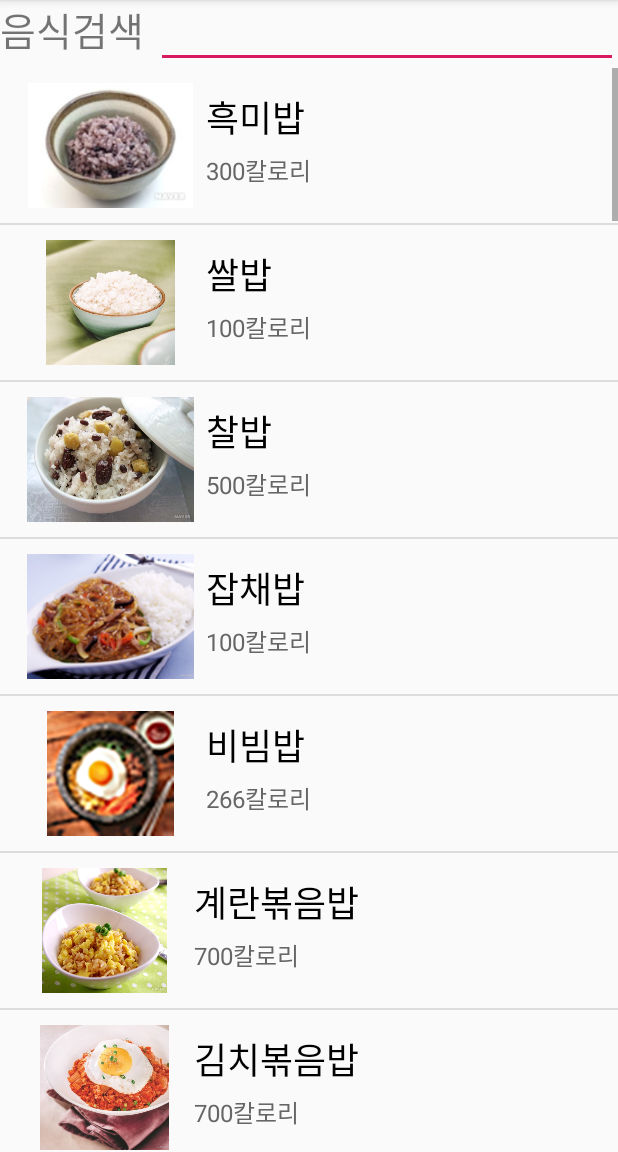
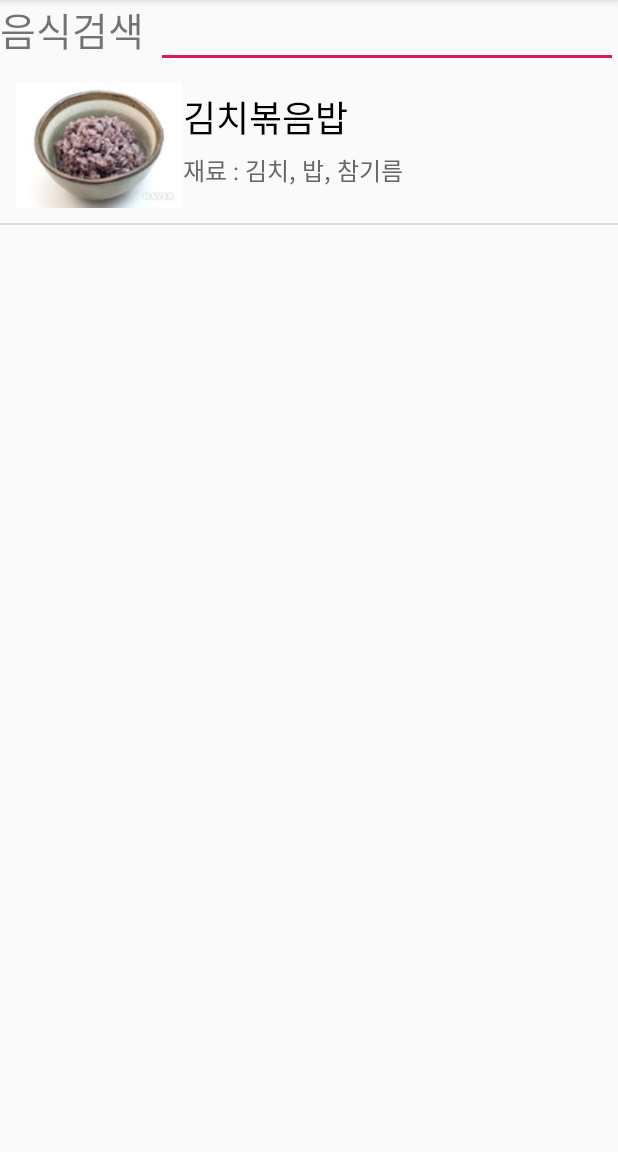
Before and after one commit to jongwook100/newProject, an Android app: the foodlist screen opened directly, with no data from a screen before it, on a phone screen of 412 x 824 dp, the part 84-1236 px from its top. Run offline under Robolectric (Android 15) with nearby library versions, the phone set to English and light mode, and no system bars.

Commit message:
Crawring Ver.1

```diff
--- a/app/src/main/java/org/techtown/newproject/MainActivity.java
+++ b/app/src/main/java/org/techtown/newproject/MainActivity.java
@@ -39,10 +39,6 @@ public class MainActivity extends AppCompatActivity {
                 }
         );
 
-
-
-        //
-
         Button infoButton=findViewById(R.id.informbutton);
         infoButton.setOnClickListener(
                 new Button.OnClickListener(){
--- a/app/src/main/java/org/techtown/newproject/SelectActivity.java
+++ b/app/src/main/java/org/techtown/newproject/SelectActivity.java
@@ -3,12 +3,7 @@ package org.techtown.newproject;
 
 import android.content.Intent;
 import android.os.Bundle;
-
-import com.google.android.material.floatingactionbutton.FloatingActionButton;
-import com.google.android.material.snackbar.Snackbar;
-
 import androidx.appcompat.app.AppCompatActivity;
-import androidx.appcompat.widget.Toolbar;
 
 import android.view.View;
 import android.widget.Button;
--- a/app/src/main/java/org/techtown/newproject/SelectActivity3.java
+++ b/app/src/main/java/org/techtown/newproject/SelectActivity3.java
@@ -3,12 +3,7 @@ package org.techtown.newproject;
 
 import android.content.Intent;
 import android.os.Bundle;
-
-import com.google.android.material.floatingactionbutton.FloatingActionButton;
-import com.google.android.material.snackbar.Snackbar;
-
 import androidx.appcompat.app.AppCompatActivity;
-import androidx.appcompat.widget.Toolbar;
 
 import android.view.View;
 import android.widget.Button;
--- a/app/src/main/java/org/techtown/newproject/foodlist.java
+++ b/app/src/main/java/org/techtown/newproject/foodlist.java
@@ -16,9 +16,6 @@ import android.widget.ListView;
 import androidx.appcompat.app.AppCompatActivity;
 import androidx.core.content.ContextCompat;
 
-import java.util.Collections;
-import java.util.Comparator;
-import java.util.LinkedList;
 
 public class foodlist extends AppCompatActivity {
 
@@ -40,151 +37,7 @@ public class foodlist extends AppCompatActivity {
         listview.setAdapter(adapter);
 
         adapter.addItem(ContextCompat.getDrawable(this, R.drawable.blackrice),
-                "흑미밥", "300칼로리");
-
-        adapter.addItem(ContextCompat.getDrawable(this, R.drawable.whiterice),
-                "쌀밥", "100칼로리");
-
-        adapter.addItem(ContextCompat.getDrawable(this, R.drawable.chalrice),
-                "찰밥", "500칼로리");
-
-        adapter.addItem(ContextCompat.getDrawable(this, R.drawable.japchae),
-                "잡채밥", "100칼로리");
-
-        adapter.addItem(ContextCompat.getDrawable(this, R.drawable.bibimbap),
-                "비빔밥", "266칼로리");
-
-        adapter.addItem(ContextCompat.getDrawable(this, R.drawable.eggrice),
-                "계란볶음밥", "700칼로리");
-
-        adapter.addItem(ContextCompat.getDrawable(this, R.drawable.kimchirice),
-                "김치볶음밥", "700칼로리");
-
-        adapter.addItem(ContextCompat.getDrawable(this, R.drawable.curry),
-                "카레라이스", "700칼로리");
-
-        adapter.addItem(ContextCompat.getDrawable(this, R.drawable.shrimprice),
-                "새우볶음밥", "700칼로리");
-
-        adapter.addItem(ContextCompat.getDrawable(this, R.drawable.tunarice),
-                "참치주먹밥", "700칼로리");
-
-        adapter.addItem(ContextCompat.getDrawable(this, R.drawable.kimchisoup),
-                "김치찌개", "100칼로리");
-
-        adapter.addItem(ContextCompat.getDrawable(this, R.drawable.djsoup),
-                "된장찌개", "300칼로리");
-
-        adapter.addItem(ContextCompat.getDrawable(this, R.drawable.kongnamulsoup),
-                "콩나물국", "500칼로리");
-
-        adapter.addItem(ContextCompat.getDrawable(this, R.drawable.eggsoup),
-                "계란국", "100칼로리");
-
-        adapter.addItem(ContextCompat.getDrawable(this, R.drawable.miyeoksoup),
-                "미역국", "266칼로리");
-
-        adapter.addItem(ContextCompat.getDrawable(this, R.drawable.soondofu),
-                "순두부찌개", "700칼로리");
-
-        adapter.addItem(ContextCompat.getDrawable(this, R.drawable.budaesoup),
-                "부대찌개", "700칼로리");
-
-        adapter.addItem(ContextCompat.getDrawable(this, R.drawable.chungsoup),
-                "청국장", "700칼로리");
-
-        adapter.addItem(ContextCompat.getDrawable(this, R.drawable.galbitang),
-                "갈비탕", "700칼로리");
-
-        adapter.addItem(ContextCompat.getDrawable(this, R.drawable.serrungtang),
-                "설렁탕", "700칼로리");
-
-        adapter.addItem(ContextCompat.getDrawable(this, R.drawable.squidsoup),
-                "오징어찌개", "700칼로리");
-
-        adapter.addItem(ContextCompat.getDrawable(this, R.drawable.ukgaejang),
-                "육계장", "700칼로리");
-
-        adapter.addItem(ContextCompat.getDrawable(this, R.drawable.myeolchi),
-                "멸치볶음", "100칼로리");
-
-        adapter.addItem(ContextCompat.getDrawable(this, R.drawable.umook),
-                "어묵볶음", "300칼로리");
-
-        adapter.addItem(ContextCompat.getDrawable(this, R.drawable.kongjaban),
-                "콩자반", "500칼로리");
-
-        adapter.addItem(ContextCompat.getDrawable(this, R.drawable.oimuchim),
-                "오이무침", "100칼로리");
-
-        adapter.addItem(ContextCompat.getDrawable(this, R.drawable.squidmuchim),
-                "오징어채 볶음", "266칼로리");
-
-        adapter.addItem(ContextCompat.getDrawable(this, R.drawable.hobakmuchim),
-                "호박볶음", "700칼로리");
-
-        adapter.addItem(ContextCompat.getDrawable(this, R.drawable.bookuchaemuchim),
-                "북어채무침", "700칼로리");
-
-        adapter.addItem(ContextCompat.getDrawable(this, R.drawable.chickenbokkem),
-                "닭볶음탕", "100칼로리");
-
-        adapter.addItem(ContextCompat.getDrawable(this, R.drawable.piggalbizzim),
-                "돼지갈비찜", "300칼로리");
-
-        adapter.addItem(ContextCompat.getDrawable(this, R.drawable.sogalbizzim),
-                "소갈비찜", "500칼로리");
-
-        adapter.addItem(ContextCompat.getDrawable(this, R.drawable.kimchizzim),
-                "김치찜", "100칼로리");
-
-        adapter.addItem(ContextCompat.getDrawable(this, R.drawable.bulgoggi),
-                "불고기", "700칼로리");
-
-        adapter.addItem(ContextCompat.getDrawable(this, R.drawable.jaeyook),
-                "제육볶음", "266칼로리");
-
-        adapter.addItem(ContextCompat.getDrawable(this, R.drawable.yookhwae),
-                "육회", "700칼로리");
-
-        adapter.addItem(ContextCompat.getDrawable(this, R.drawable.soyook),
-                "수육", "700칼로리");
-
-        adapter.addItem(ContextCompat.getDrawable(this, R.drawable.ramyeon),
-                "라면", "100칼로리");
-
-        adapter.addItem(ContextCompat.getDrawable(this, R.drawable.udong),
-                "우동", "300칼로리");
-
-        adapter.addItem(ContextCompat.getDrawable(this, R.drawable.bibimnoodle),
-                "비빔국수", "500칼로리");
-
-        adapter.addItem(ContextCompat.getDrawable(this, R.drawable.kimchimalnoodle),
-                "김치말이국수", "100칼로리");
-
-        adapter.addItem(ContextCompat.getDrawable(this, R.drawable.janchinoodle),
-                "잔치국수", "700칼로리");
-
-        adapter.addItem(ContextCompat.getDrawable(this, R.drawable.kalnoodle),
-                "칼국수", "266칼로리");
-
-        adapter.addItem(ContextCompat.getDrawable(this, R.drawable.ricenoodle),
-                "쌀국수", "700칼로리");
-
-        adapter.addItem(ContextCompat.getDrawable(this, R.drawable.spaghetti),
-                "스파게티", "700칼로리");
-
-        adapter.addItem(ContextCompat.getDrawable(this, R.drawable.jajangmyeon),
-                "짜장면", "700칼로리");
-
-        adapter.addItem(ContextCompat.getDrawable(this, R.drawable.jjambong),
-                "짬뽕", "700칼로리");
-
-        adapter.addItem(ContextCompat.getDrawable(this, R.drawable.zzolmyeon),
-                "쫄면", "700칼로리");
-
-        adapter.addItem(ContextCompat.getDrawable(this, R.drawable.seafoodmyeon),
-                "해물볶음우동", "700칼로리");
+                "김치볶음밥", "재료 : 김치, 밥, 참기름");
 
         listview.setOnItemClickListener(new AdapterView.OnItemClickListener() {
             @Override
@@ -193,8 +46,8 @@ public class foodlist extends AppCompatActivity {
                 ListViewItem item = (ListViewItem) parent.getItemAtPosition(position) ;
 
                 // TODO : use item data.
-                if(item.getTitle()=="흑미밥") {
-                    Intent intent = new Intent(getApplicationContext(), blackrice.class);
+                if(item.getTitle()=="김치볶음밥") {
+                    Intent intent = new Intent(getApplicationContext(), RecipeActivity.class);
                     startActivity(intent);
 
                 }
--- a/app/src/main/res/layout/activity_main.xml
+++ b/app/src/main/res/layout/activity_main.xml
@@ -87,8 +87,8 @@
             android:background="@null"
             android:gravity="center"
             android:text="Feeling             레시피"
+            android:textSize="20dp"
             android:textColor="#000"
-            android:textSize="15dp"
             android:textStyle="bold"
             app:layout_constraintBottom_toBottomOf="parent"
             app:layout_constraintEnd_toEndOf="parent"
```
Also changed, not shown: app/build.gradle (+6 -1 lines), app/src/main/AndroidManifest.xml (+10 -7 lines), app/src/main/java/org/techtown/newproject/FinalActivity.java (+0 -8 lines), app/src/main/java/org/techtown/newproject/RecipeActivity.java (added, +34 -0 lines), app/src/main/java/org/techtown/newproject/RecipeDTO.java (added, +25 -0 lines), app/src/main/java/org/techtown/newproject/RecipeParser.java (added, +56 -0 lines), app/src/main/java/org/techtown/newproject/RecyclerAdapter.java (added, +69 -0 lines), app/src/main/java/org/techtown/newproject/SelectActivity2.java (+1 -7 lines), app/src/main/java/org/techtown/newproject/blackrice.java (deleted, +0 -19 lines), app/src/main/res/layout/activity_blackrice.xml (deleted, +0 -19 lines), app/src/main/res/layout/activity_final.xml (+9 -32 lines), app/src/main/res/layout/activity_recipe.xml (added, +10 -0 lines), app/src/main/res/layout/item_recipe.xml (added, +55 -0 lines), app/libs/jsoup-1.12.1.jar (added).
